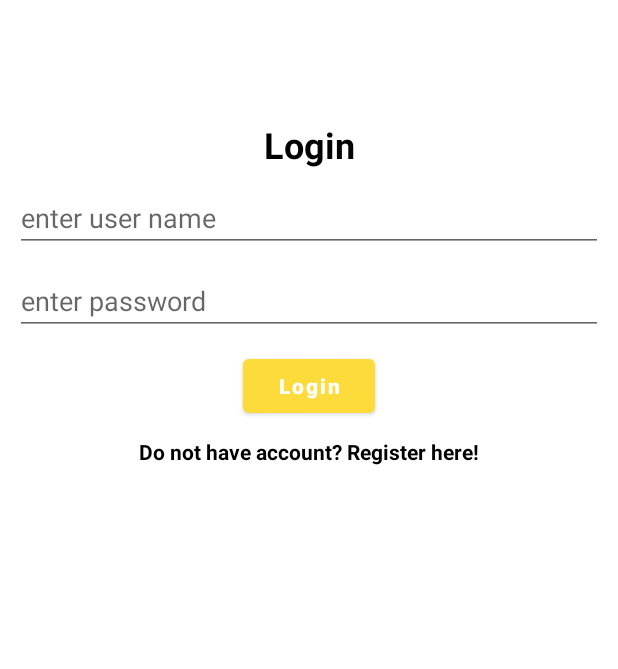
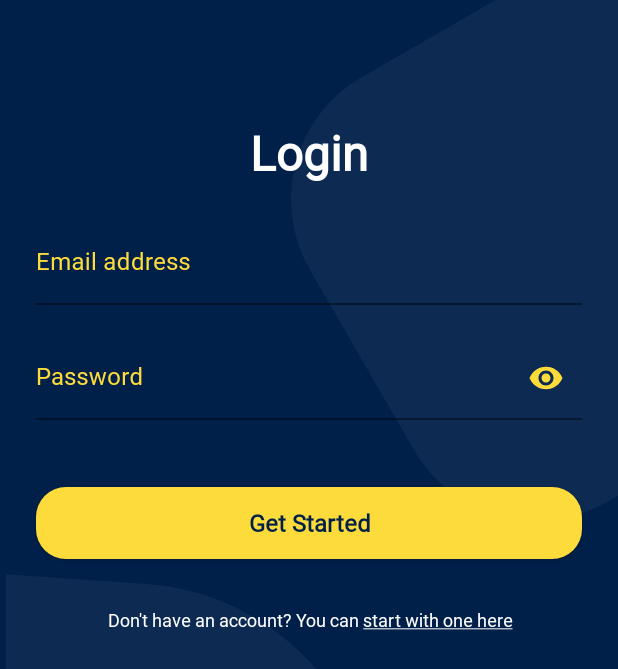
Before and after one commit to alexvalentin/City-Weather-App, an Android app: the RegisterFragment screen opened through its navigation route, after a tap on an icon or button, on a phone screen of 412 x 824 dp. Shown: the top 669 px of the screen. Run offline under Robolectric (Android 15) with nearby library versions, the phone set to English and light mode, and no system bars; our stand-ins replace Firebase (no records; nobody signed in at launch, a user with empty details on screens opened directly); libraries missing offline, so code that uses them is left out: dev.chrisbanes.insetter; 5 statements that could not run were skipped; 1 other tap on this screen came first.

Commit message:
Updated LoginFragment.kt Added patterns for email and passwords Added new conditions to login as user on app Added errors for the cases in which the register terms are not met

```diff
--- a/app/src/main/java/com/example/weatherappctn/presentation/LoginFragment.kt
+++ b/app/src/main/java/com/example/weatherappctn/presentation/LoginFragment.kt
@@ -1,13 +1,26 @@
 package com.example.weatherappctn.presentation
 
+import android.graphics.Color
 import android.os.Bundle
-import android.text.TextUtils
+import android.text.SpannableString
+import android.text.Spanned
+import android.text.TextPaint
+import android.text.method.LinkMovementMethod
+import android.text.style.ClickableSpan
 import androidx.fragment.app.Fragment
 import android.view.LayoutInflater
 import android.view.View
 import android.view.ViewGroup
+import android.widget.TextView
 import android.widget.Toast
+import androidx.core.widget.doAfterTextChanged
 import androidx.navigation.fragment.findNavController
+import com.example.weatherappctn.AuthenticationPatterns.EMAIL_ADDRESS_PATTERN
+import com.example.weatherappctn.AuthenticationPatterns.PASSWORD_PATTERN
+import com.example.weatherappctn.AuthenticationPatterns.isEmailValid
+import com.example.weatherappctn.AuthenticationPatterns.isFieldValid
+import com.example.weatherappctn.AuthenticationPatterns.isPasswordValid
+import com.example.weatherappctn.R
 import com.example.weatherappctn.databinding.FragmentLoginBinding
 import com.google.firebase.auth.FirebaseAuth
 import dev.chrisbanes.insetter.Insetter
@@ -29,6 +42,7 @@ class LoginFragment : Fragment() {
     override fun onViewCreated(view : View, savedInstanceState : Bundle?) {
         super.onViewCreated(view, savedInstanceState)
         insetterNavigationBar()
+        clickableStartWithOneHere()
 
         auth = FirebaseAuth.getInstance()
 
@@ -38,6 +52,34 @@ class LoginFragment : Fragment() {
         }
 
         login()
+
+        binding.emailSignUp.doAfterTextChanged {
+            setLoginButtonEnabledStatus()
+            validateEmailAddress(binding.emailSignUp.text.toString())
+        }
+
+        binding.passwordSignUp.doAfterTextChanged {
+            setLoginButtonEnabledStatus()
+            validatePassword(binding.passwordSignUp.text.toString())
+        }
+    }
+
+    private fun clickableStartWithOneHere() {
+        val spannableStringStartHere = SpannableString(binding.startHereTv.text)
+        val clickableSpanLogHere : ClickableSpan = object : ClickableSpan() {
+            override fun onClick(p0 : View) {
+                navigateToRegister()
+            }
+
+            override fun updateDrawState(ds : TextPaint) {
+                super.updateDrawState(ds)
+                ds.color = Color.WHITE
+            }
+        }
+
+        spannableStringStartHere.setSpan(clickableSpanLogHere, 31, binding.startHereTv.text.length, Spanned.SPAN_INTERMEDIATE)
+        binding.startHereTv.setText(spannableStringStartHere, TextView.BufferType.SPANNABLE)
+        binding.startHereTv.movementMethod = LinkMovementMethod.getInstance()
     }
 
 
@@ -45,17 +87,16 @@ class LoginFragment : Fragment() {
 
         binding.loginButton.setOnClickListener {
 
-            if (TextUtils.isEmpty(binding.usernameInput.text.toString())) {
-                binding.usernameInput.error = "Please enter username"
-                return@setOnClickListener
-            } else if (TextUtils.isEmpty(binding.passwordInput.text.toString())) {
-                binding.usernameInput.error = "Please enter password"
-                return@setOnClickListener
-            }
-            auth.signInWithEmailAndPassword(binding.usernameInput.text.toString(), binding.passwordInput.text.toString())
+
+            when {
+                binding.emailSignUp.text.toString().isFieldValid(EMAIL_ADDRESS_PATTERN) && binding.passwordSignUp.text.toString()
+                    .isFieldValid(PASSWORD_PATTERN)
+                -> {
+                    auth.signInWithEmailAndPassword(binding.emailSignUp.text.toString(), binding.passwordSignUp.text.toString())
                         .addOnCompleteListener {
                             if (it.isSuccessful) {
                                 navigateToFinal()
+
                                 Toast.makeText(context, "Te-ai logat! ", Toast.LENGTH_LONG).show()
                             } else {
                                 Toast.makeText(context, "Login failed, please try again! ", Toast.LENGTH_LONG).show()
@@ -64,9 +105,54 @@ class LoginFragment : Fragment() {
 
                 }
 
-        binding.registerText.setOnClickListener {
-            navigateToRegister()
+                !binding.emailSignUp.text.toString().isFieldValid(EMAIL_ADDRESS_PATTERN) && !binding.passwordSignUp.text.toString()
+                    .isFieldValid(PASSWORD_PATTERN)
+                -> {
+                    binding.emailTextFieldSignUp.error = getString(R.string.error_email)
+                    binding.passwordTextFieldSignUp.error = getString(R.string.error_password)
+                }
 
+                !binding.emailSignUp.text.toString().isFieldValid(EMAIL_ADDRESS_PATTERN) -> {
+                    binding.emailTextFieldSignUp.error = getString(R.string.error_email)
+                }
+
+                !binding.passwordSignUp.text.toString().isFieldValid(PASSWORD_PATTERN) -> {
+                    binding.passwordTextFieldSignUp.error = getString(R.string.error_password)
+                }
+            }
+
+
+        }
+    }
+
+    private fun setLoginButtonEnabledStatus() {
+        val isLoginButtonEnabled = binding.emailSignUp.text.toString().isNotEmpty() && binding.passwordSignUp.text.toString().isNotEmpty()
+        binding.loginButton.isEnabled = isLoginButtonEnabled
+    }
+
+    private fun validateEmailAddress(emailAddress : String) {
+        if (emailAddress.isNotEmpty()) {
+            if (isEmailValid(binding.emailSignUp.text.toString())) {
+                binding.emailTextFieldSignUp.isErrorEnabled = false
+            }
+        } else {
+            binding.emailTextFieldSignUp.isErrorEnabled = false
+        }
+    }
+
+    private fun validatePassword(password : String) {
+        binding.passwordSignUp.setCompoundDrawablesRelativeWithIntrinsicBounds(0, 0, 0, 0)
+        if (password.isNotEmpty()) {
+
+
+            if (isPasswordValid(binding.passwordSignUp.text.toString())) {
+                Toast.makeText(context, "Strong Password", Toast.LENGTH_SHORT).show()
+                binding.passwordTextFieldSignUp.isErrorEnabled = false
+            }
+
+        } else {
+            binding.passwordTextFieldSignUp.isErrorEnabled = false
+            binding.passwordSignUp.setCompoundDrawablesWithIntrinsicBounds(0, 0, 0, 0)
         }
     }
 
--- a/app/src/main/java/com/example/weatherappctn/presentation/RegisterFragment.kt
+++ b/app/src/main/java/com/example/weatherappctn/presentation/RegisterFragment.kt
@@ -140,8 +140,6 @@ class RegisterFragment : Fragment() {
             }
 
 
-
-
         }
     }
 
--- a/app/src/main/res/layout/fragment_login.xml
+++ b/app/src/main/res/layout/fragment_login.xml
@@ -4,69 +4,114 @@
     xmlns:tools="http://schemas.android.com/tools"
     android:layout_width="match_parent"
     android:layout_height="match_parent"
-    tools:context=".presentation.LoginFragment">
+    android:background="@color/bluemarin"
+    tools:context=".presentation.LoginFragment"
+    tools:ignore="ContentDescription, RtlSymmetry">
 
-
-    <TextView android:id="@+id/titleTv"
+    <ImageView
         android:layout_width="wrap_content"
         android:layout_height="wrap_content"
-        android:text="Login"
-        android:textSize="24sp"
-        android:textStyle="bold"
+        android:src="@drawable/ic_rectangle_top_right"
+        app:layout_constraintEnd_toEndOf="parent"
+        app:layout_constraintTop_toTopOf="parent" />
+
+    <ImageView
+        android:layout_width="wrap_content"
+        android:layout_height="wrap_content"
+        android:layout_marginStart="4dp"
+        android:src="@drawable/ic_rectangle_bottom_left"
+        app:layout_constraintBottom_toBottomOf="parent"
+        app:layout_constraintStart_toStartOf="parent" />
+
+    <TextView
+        android:id="@+id/titleTv"
+        style="@style/Heading1White"
+        android:layout_marginTop="80dp"
+        android:text="@string/prompt_login"
+        app:layout_constraintEnd_toEndOf="parent"
         app:layout_constraintStart_toStartOf="parent"
-        app:layout_constraintEnd_toEndOf="parent"
-        app:layout_constraintTop_toTopOf="parent"
-        android:textColor="#000000"
-        android:layout_marginTop="80dp"/>
+        app:layout_constraintTop_toTopOf="parent" />
 
-    <EditText android:id="@+id/usernameInput"
+    <com.google.android.material.textfield.TextInputLayout
+        android:id="@+id/emailTextFieldSignUp"
+        style="@style/MyFilledBox"
         android:layout_width="match_parent"
         android:layout_height="wrap_content"
+        android:layout_marginStart="24dp"
+        android:layout_marginTop="24dp"
+        android:layout_marginEnd="24dp"
+        android:hint="@string/prompt_email"
+        app:boxStrokeColor="@color/white"
+
+        app:endIconMode="clear_text"
+        app:endIconTint="@color/yellow"
+        app:errorEnabled="true"
+        app:errorTextColor="@color/pink"
         app:layout_constraintStart_toStartOf="parent"
-        app:layout_constraintEnd_toEndOf="parent"
-        app:layout_constraintTop_toBottomOf="@+id/titleTv"
-        android:hint="enter user name"
-        android:textColor="#000000"
-        android:layout_margin="10dp"
-        />
+        app:layout_constraintTop_toBottomOf="@id/titleTv">
 
-    <EditText android:id="@+id/passwordInput"
+        <com.google.android.material.textfield.TextInputEditText
+            android:id="@+id/emailSignUp"
+            style="@style/Heading4"
+            android:background="@color/transparent"
+            android:backgroundTint="@color/white"
+            android:inputType="textEmailAddress"
+            android:paddingStart="0dp"
+            android:textColor="@color/white"
+            android:textColorHint="@color/white" />
+    </com.google.android.material.textfield.TextInputLayout>
+
+    <com.google.android.material.textfield.TextInputLayout
+        android:id="@+id/passwordTextFieldSignUp"
+        style="@style/MyFilledBox"
         android:layout_width="match_parent"
         android:layout_height="wrap_content"
+        android:layout_marginStart="24dp"
+        android:layout_marginEnd="24dp"
+        android:hint="@string/prompt_password"
+        app:boxStrokeColor="@color/white"
+        app:endIconCheckable="true"
+        app:errorEnabled="true"
+        app:errorTextColor="@color/pink"
         app:layout_constraintStart_toStartOf="parent"
+        app:layout_constraintTop_toBottomOf="@id/emailTextFieldSignUp"
+        app:passwordToggleEnabled="true"
+        app:passwordToggleTint="@color/yellow">
+
+        <com.google.android.material.textfield.TextInputEditText
+            android:id="@+id/passwordSignUp"
+            style="@style/Heading4"
+            android:background="@color/transparent"
+            android:inputType="textPassword"
+            android:paddingStart="0dp"
+            android:textColor="@color/white" />
+
+    </com.google.android.material.textfield.TextInputLayout>
+
+    <androidx.appcompat.widget.AppCompatButton
+        android:id="@+id/loginButton"
+        style="@style/selectableStatusEnableBtn"
+        android:layout_marginStart="24dp"
+        android:layout_marginTop="24dp"
+        android:layout_marginEnd="24dp"
+        android:text="@string/get_started"
         app:layout_constraintEnd_toEndOf="parent"
-        app:layout_constraintTop_toBottomOf="@+id/usernameInput"
-        android:hint="enter password"
-        android:inputType="textPassword"
-        android:textColor="#000000"
-        android:layout_margin="10dp"
-        />
+        app:layout_constraintStart_toStartOf="parent"
+        app:layout_constraintTop_toBottomOf="@+id/passwordTextFieldSignUp" />
 
-
-    <Button android:id="@+id/loginButton"
+    <TextView
+        android:id="@+id/startHereTv"
         android:layout_width="wrap_content"
         android:layout_height="wrap_content"
+        android:layout_marginStart="45dp"
+        android:layout_marginTop="32dp"
+        android:layout_marginEnd="43dp"
+        android:fontFamily="@font/baijamjuree"
+        android:text="@string/dont_have_account"
+        android:textColor="@color/white"
+        android:textSize="12sp"
+        app:layout_constraintEnd_toEndOf="parent"
         app:layout_constraintStart_toStartOf="parent"
-        app:layout_constraintEnd_toEndOf="parent"
-        android:textAllCaps="false"
-        android:text="Login"
-        android:textStyle="bold"
-        android:layout_margin="10dp"
-        app:layout_constraintTop_toBottomOf="@+id/passwordInput"/>
-
-
-    <TextView android:id="@+id/registerText"
-        android:layout_width="wrap_content"
-        android:layout_height="wrap_content"
-        app:layout_constraintStart_toStartOf="parent"
-        app:layout_constraintEnd_toEndOf="parent"
-        app:layout_constraintTop_toBottomOf="@+id/loginButton"
-        android:layout_margin="10dp"
-        android:text="Do not have account? Register here!"
-        android:textColor="#000000"
-        android:textSize="14sp"
-        android:textStyle="bold"
-        />
-
+        app:layout_constraintTop_toBottomOf="@id/loginButton" />
 
 </androidx.constraintlayout.widget.ConstraintLayout>
--- a/app/src/main/res/layout/fragment_register.xml
+++ b/app/src/main/res/layout/fragment_register.xml
@@ -142,5 +142,4 @@
         app:layout_constraintStart_toStartOf="parent"
         app:layout_constraintTop_toBottomOf="@id/registerButton" />
 
-
 </androidx.constraintlayout.widget.ConstraintLayout>
--- a/app/src/main/res/values/strings.xml
+++ b/app/src/main/res/values/strings.xml
@@ -55,6 +55,7 @@
     <string name="prompt_to">To</string>
     <string name="travel_time">Travel time</string>
     <string name="prompt_register">Register</string>
+    <string name="prompt_login">Login</string>
 
 
     <string name="text_safety">Please wear a helmet and protect yourself while riding.</string>
```
Lines whose indentation alone changed are shown as unchanged.
